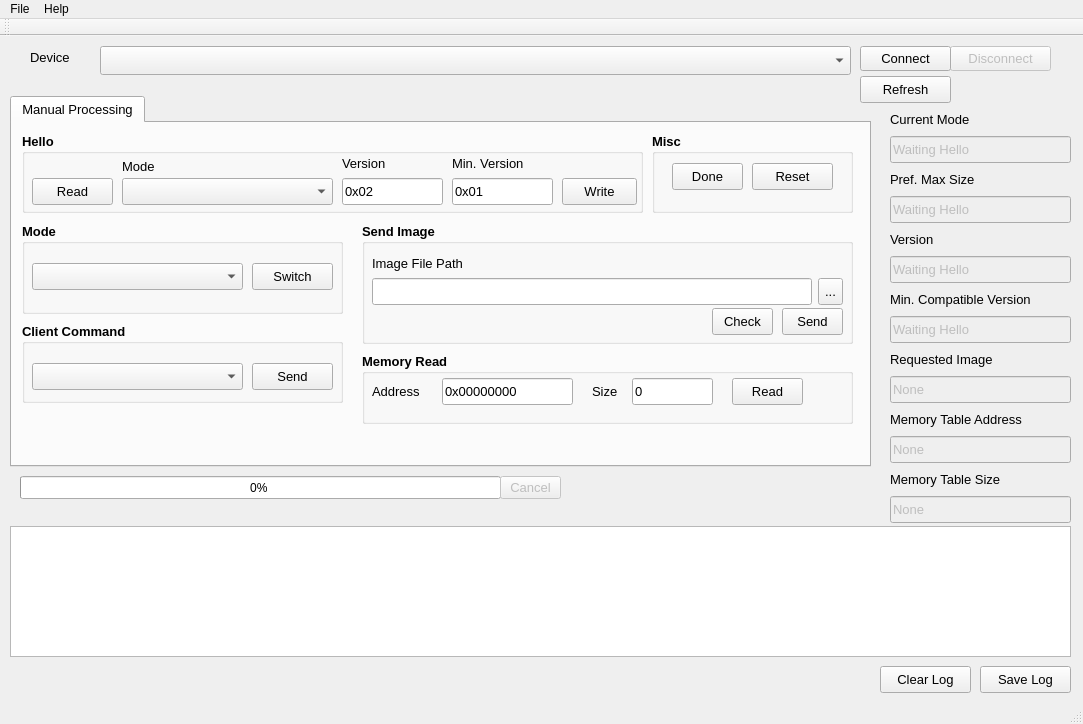
The window that resources/ui/sahara_window.ui (ghassani/openpst) describes before a commit, drawn with Qt 5.
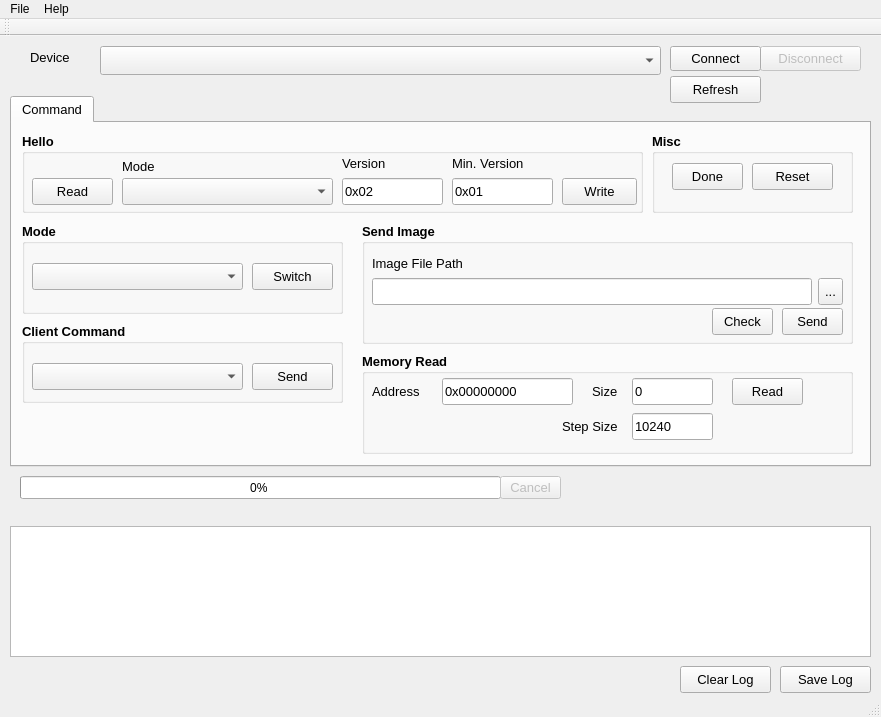
The same window after the commit.

Diff of the .ui file:
```diff
--- a/resources/ui/sahara_window.ui
+++ b/resources/ui/sahara_window.ui
@@ -6,8 +6,8 @@
    <rect>
     <x>0</x>
     <y>0</y>
-    <width>1083</width>
-    <height>724</height>
+    <width>881</width>
+    <height>717</height>
    </rect>
   </property>
   <property name="sizePolicy">
@@ -16,18 +16,6 @@
     <verstretch>0</verstretch>
    </sizepolicy>
   </property>
-  <property name="minimumSize">
-   <size>
-    <width>1083</width>
-    <height>724</height>
-   </size>
-  </property>
-  <property name="maximumSize">
-   <size>
-    <width>1083</width>
-    <height>724</height>
-   </size>
-  </property>
   <property name="windowTitle">
    <string>Sahara - OpenPST</string>
   </property>
@@ -37,7 +25,7 @@
      <rect>
       <x>10</x>
       <y>490</y>
-      <width>1061</width>
+      <width>861</width>
       <height>131</height>
      </rect>
     </property>
@@ -50,7 +38,7 @@
    <widget class="QPushButton" name="saveLogButton">
     <property name="geometry">
      <rect>
-      <x>980</x>
+      <x>780</x>
       <y>630</y>
       <width>91</width>
       <height>27</height>
@@ -90,7 +78,7 @@
     </property>
     <widget class="QWidget" name="saharaManualTab">
      <attribute name="title">
-      <string>Manual Processing</string>
+      <string>Command</string>
      </attribute>
      <widget class="QGroupBox" name="clientCommandGroupBox">
       <property name="geometry">
@@ -570,7 +558,7 @@
         <x>350</x>
         <y>230</y>
         <width>491</width>
-        <height>71</height>
+        <height>101</height>
        </rect>
       </property>
       <property name="font">
@@ -677,13 +665,51 @@
         <string>Read</string>
        </property>
       </widget>
+      <widget class="QLabel" name="memoryReadStepSizeLabel">
+       <property name="geometry">
+        <rect>
+         <x>200</x>
+         <y>60</y>
+         <width>71</width>
+         <height>27</height>
+        </rect>
+       </property>
+       <property name="font">
+        <font>
+         <weight>50</weight>
+         <bold>false</bold>
+        </font>
+       </property>
+       <property name="text">
+        <string>Step Size</string>
+       </property>
+      </widget>
+      <widget class="QLineEdit" name="memoryReadStepSizeValue">
+       <property name="geometry">
+        <rect>
+         <x>270</x>
+         <y>60</y>
+         <width>81</width>
+         <height>27</height>
+        </rect>
+       </property>
+       <property name="font">
+        <font>
+         <weight>50</weight>
+         <bold>false</bold>
+        </font>
+       </property>
+       <property name="text">
+        <string>10240</string>
+       </property>
+      </widget>
      </widget>
     </widget>
    </widget>
    <widget class="QPushButton" name="clearLogButton">
     <property name="geometry">
      <rect>
-      <x>880</x>
+      <x>680</x>
       <y>630</y>
       <width>91</width>
       <height>27</height>
@@ -698,279 +724,6 @@
      <string>Clear Log</string>
     </property>
    </widget>
-   <widget class="QLineEdit" name="deviceStatePreferredMaxSizeValue">
-    <property name="enabled">
-     <bool>false</bool>
-    </property>
-    <property name="geometry">
-     <rect>
-      <x>890</x>
-      <y>160</y>
-      <width>181</width>
-      <height>27</height>
-     </rect>
-    </property>
-    <property name="font">
-     <font>
-      <pointsize>10</pointsize>
-     </font>
-    </property>
-    <property name="text">
-     <string>Waiting Hello</string>
-    </property>
-   </widget>
-   <widget class="QLabel" name="deviceStateModeLabel">
-    <property name="geometry">
-     <rect>
-      <x>890</x>
-      <y>70</y>
-      <width>181</width>
-      <height>27</height>
-     </rect>
-    </property>
-    <property name="font">
-     <font>
-      <pointsize>10</pointsize>
-     </font>
-    </property>
-    <property name="text">
-     <string>Current Mode</string>
-    </property>
-   </widget>
-   <widget class="QLabel" name="deviceStatePreferredMaxSizeLabel">
-    <property name="geometry">
-     <rect>
-      <x>890</x>
-      <y>130</y>
-      <width>181</width>
-      <height>27</height>
-     </rect>
-    </property>
-    <property name="font">
-     <font>
-      <pointsize>10</pointsize>
-     </font>
-    </property>
-    <property name="text">
-     <string>Pref. Max Size</string>
-    </property>
-   </widget>
-   <widget class="QLineEdit" name="deviceStateModeValue">
-    <property name="enabled">
-     <bool>false</bool>
-    </property>
-    <property name="geometry">
-     <rect>
-      <x>890</x>
-      <y>100</y>
-      <width>181</width>
-      <height>27</height>
-     </rect>
-    </property>
-    <property name="font">
-     <font>
-      <pointsize>10</pointsize>
-     </font>
-    </property>
-    <property name="text">
-     <string>Waiting Hello</string>
-    </property>
-   </widget>
-   <widget class="QLineEdit" name="deviceStateMinVersionValue">
-    <property name="enabled">
-     <bool>false</bool>
-    </property>
-    <property name="geometry">
-     <rect>
-      <x>890</x>
-      <y>280</y>
-      <width>181</width>
-      <height>27</height>
-     </rect>
-    </property>
-    <property name="font">
-     <font>
-      <pointsize>10</pointsize>
-     </font>
-    </property>
-    <property name="text">
-     <string>Waiting Hello</string>
-    </property>
-   </widget>
-   <widget class="QLabel" name="deviceStateMinVersionLabel">
-    <property name="geometry">
-     <rect>
-      <x>890</x>
-      <y>250</y>
-      <width>191</width>
-      <height>27</height>
-     </rect>
-    </property>
-    <property name="font">
-     <font>
-      <pointsize>10</pointsize>
-     </font>
-    </property>
-    <property name="text">
-     <string>Min. Compatible Version</string>
-    </property>
-   </widget>
-   <widget class="QLabel" name="deviceStateVersionLabel">
-    <property name="geometry">
-     <rect>
-      <x>890</x>
-      <y>190</y>
-      <width>181</width>
-      <height>27</height>
-     </rect>
-    </property>
-    <property name="font">
-     <font>
-      <pointsize>10</pointsize>
-     </font>
-    </property>
-    <property name="text">
-     <string>Version</string>
-    </property>
-   </widget>
-   <widget class="QLineEdit" name="deviceStateVersionValue">
-    <property name="enabled">
-     <bool>false</bool>
-    </property>
-    <property name="geometry">
-     <rect>
-      <x>890</x>
-      <y>220</y>
-      <width>181</width>
-      <height>27</height>
-     </rect>
-    </property>
-    <property name="font">
-     <font>
-      <pointsize>10</pointsize>
-     </font>
-    </property>
-    <property name="text">
-     <string>Waiting Hello</string>
-    </property>
-   </widget>
-   <widget class="QLabel" name="requestedImageLabel">
-    <property name="geometry">
-     <rect>
-      <x>890</x>
-      <y>310</y>
-      <width>181</width>
-      <height>27</height>
-     </rect>
-    </property>
-    <property name="font">
-     <font>
-      <pointsize>10</pointsize>
-     </font>
-    </property>
-    <property name="text">
-     <string>Requested Image</string>
-    </property>
-   </widget>
-   <widget class="QLineEdit" name="deviceStateRequestedImageValue">
-    <property name="enabled">
-     <bool>false</bool>
-    </property>
-    <property name="geometry">
-     <rect>
-      <x>890</x>
-      <y>340</y>
-      <width>181</width>
-      <height>27</height>
-     </rect>
-    </property>
-    <property name="font">
-     <font>
-      <pointsize>10</pointsize>
-     </font>
-    </property>
-    <property name="text">
-     <string>None</string>
-    </property>
-   </widget>
-   <widget class="QLabel" name="memoryTableAddressLabel">
-    <property name="geometry">
-     <rect>
-      <x>890</x>
-      <y>370</y>
-      <width>181</width>
-      <height>27</height>
-     </rect>
-    </property>
-    <property name="font">
-     <font>
-      <pointsize>10</pointsize>
-     </font>
-    </property>
-    <property name="text">
-     <string>Memory Table Address</string>
-    </property>
-   </widget>
-   <widget class="QLineEdit" name="memoryTableAddressValue">
-    <property name="enabled">
-     <bool>false</bool>
-    </property>
-    <property name="geometry">
-     <rect>
-      <x>890</x>
-      <y>400</y>
-      <width>181</width>
-      <height>27</height>
-     </rect>
-    </property>
-    <property name="font">
-     <font>
-      <pointsize>10</pointsize>
-     </font>
-    </property>
-    <property name="text">
-     <string>None</string>
-    </property>
-   </widget>
-   <widget class="QLabel" name="memoryTableSizeLabel">
-    <property name="geometry">
-     <rect>
-      <x>890</x>
-      <y>430</y>
-      <width>181</width>
-      <height>27</height>
-     </rect>
-    </property>
-    <property name="font">
-     <font>
-      <pointsize>10</pointsize>
-     </font>
-    </property>
-    <property name="text">
-     <string>Memory Table Size</string>
-    </property>
-   </widget>
-   <widget class="QLineEdit" name="memoryTableSizeValue">
-    <property name="enabled">
-     <bool>false</bool>
-    </property>
-    <property name="geometry">
-     <rect>
-      <x>890</x>
-      <y>460</y>
-      <width>181</width>
-      <height>27</height>
-     </rect>
-    </property>
-    <property name="font">
-     <font>
-      <pointsize>10</pointsize>
-     </font>
-    </property>
-    <property name="text">
-     <string>None</string>
-    </property>
-   </widget>
    <widget class="QLabel" name="progressBarTextLabel">
     <property name="geometry">
      <rect>
@@ -1045,7 +798,7 @@
      <rect>
       <x>10</x>
       <y>0</y>
-      <width>1061</width>
+      <width>861</width>
       <height>80</height>
      </rect>
     </property>
@@ -1055,7 +808,7 @@
      </property>
      <property name="geometry">
       <rect>
-       <x>940</x>
+       <x>750</x>
        <y>10</y>
        <width>101</width>
        <height>25</height>
@@ -1073,7 +826,7 @@
     <widget class="QPushButton" name="portRefreshButton">
      <property name="geometry">
       <rect>
-       <x>850</x>
+       <x>660</x>
        <y>40</y>
        <width>91</width>
        <height>27</height>
@@ -1091,7 +844,7 @@
     <widget class="QPushButton" name="portConnectButton">
      <property name="geometry">
       <rect>
-       <x>850</x>
+       <x>660</x>
        <y>10</y>
        <width>91</width>
        <height>25</height>
@@ -1111,7 +864,7 @@
       <rect>
        <x>90</x>
        <y>10</y>
-       <width>751</width>
+       <width>561</width>
        <height>29</height>
       </rect>
      </property>
@@ -1172,7 +925,7 @@
     <rect>
      <x>0</x>
      <y>0</y>
-     <width>1083</width>
+     <width>881</width>
      <height>21</height>
     </rect>
    </property>
```
Left out of the diff: 14 changed lines with no effect on the pictures.
